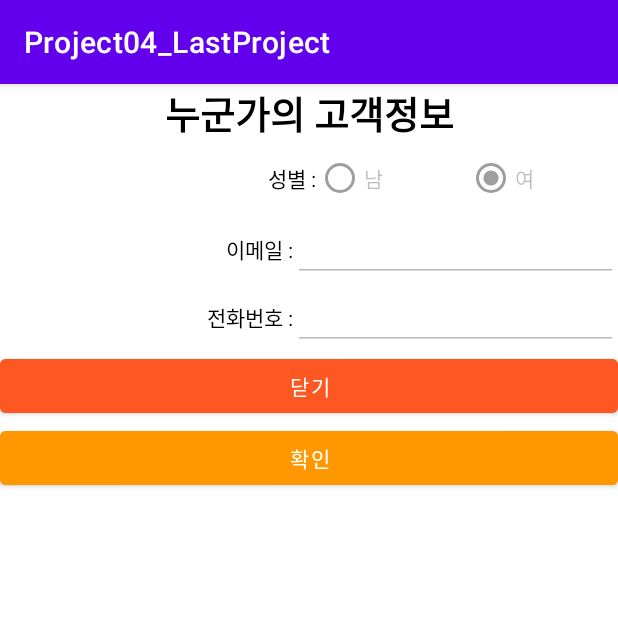
After one commit to sub1nyun/Bteam, an Android app: the CustomerActivity screen opened directly, with no data from a screen before it, on a phone screen of 412 x 824 dp, the top half of it. The commit adds this screen. Run offline under Robolectric (Android 15) with nearby library versions, the phone set to English and light mode, and no system bars; 5 statements that could not run were skipped.

Commit message:
22-02-10 study

```diff
--- /dev/null
+++ b/workspace/Project04_LastProject/app/src/main/java/com/example/project04_lastproject/customer/CustomerActivity.java
@@ -0,0 +1,110 @@
+package com.example.project04_lastproject.customer;
+
+import androidx.appcompat.app.AppCompatActivity;
+
+import android.content.Intent;
+import android.os.Bundle;
+import android.view.View;
+import android.widget.Button;
+import android.widget.CompoundButton;
+import android.widget.EditText;
+import android.widget.RadioButton;
+import android.widget.TextView;
+import android.widget.Toast;
+
+import com.example.project04_lastproject.R;
+import com.example.project04_lastproject.common.AskTask;
+import com.example.project04_lastproject.common.CommonMethod;
+import com.google.gson.Gson;
+
+import java.io.InputStreamReader;
+import java.util.concurrent.ExecutionException;
+
+public class CustomerActivity extends AppCompatActivity {
+
+    TextView tv_info;
+    RadioButton rdo_man, rdo_woman;
+    EditText edt_email, edt_phone;
+    Button btn_close, btn_add;
+    Intent intent;
+    CustomerVO vo;
+    @Override
+    protected void onCreate(Bundle savedInstanceState) {
+        super.onCreate(savedInstanceState);
+        setContentView(R.layout.activity_customer);
+
+        intent = getIntent();
+         vo = (CustomerVO) intent.getSerializableExtra("vo");
+        Toast.makeText(CustomerActivity.this, vo.getName() + ": 이름", Toast.LENGTH_SHORT).show();
+
+        tv_info = findViewById(R.id.tv_info);
+        rdo_man = findViewById(R.id.rdo_man);
+        rdo_woman = findViewById(R.id.rdo_woman);
+        edt_email = findViewById(R.id.edt_email);
+        edt_phone = findViewById(R.id.edt_phone);
+        btn_close = findViewById(R.id.btn_close);
+        btn_add = findViewById(R.id.btn_add);
+        boolean isEnable = intent.getBooleanExtra("enable", false);
+        //찾은 위젯에 정보를 넣어보기 (vo이용해서)
+        // tv_info <= 선택된이름의 고객정보
+
+        tv_info.setText(vo.getName() + "의 정보");
+        //성별은 vo가 알고있음
+        if (vo.getGender().equals("남")) {
+            rdo_man.setChecked(true);
+        } else {
+            rdo_woman.setChecked(true);
+        }
+
+        rdo_man.setEnabled(isEnable);
+        rdo_woman.setEnabled(isEnable);
+        edt_email.setEnabled(isEnable);
+        edt_phone.setEnabled(isEnable);
+
+        rdo_man.setOnCheckedChangeListener(new CompoundButton.OnCheckedChangeListener() {
+            @Override
+            public void onCheckedChanged(CompoundButton buttonView, boolean isChecked) {
+                if (isChecked) {
+                    rdo_woman.setChecked(false);
+                vo.setGender("남");}
+            }
+        });
+        rdo_woman.setOnCheckedChangeListener(new CompoundButton.OnCheckedChangeListener() {
+            @Override
+            public void onCheckedChanged(CompoundButton buttonView, boolean isChecked) {
+                if (isChecked) {
+                    rdo_man.setChecked(false);
+                    vo.setGender("여");
+                }
+            }
+        });
+        edt_email.setText(vo.getEmail() + "");
+        edt_phone.setText(vo.getPhone() + "");
+
+        btn_add.setOnClickListener(new View.OnClickListener() {
+            @Override
+            public void onClick(View v) {
+                //edt에 내용을 정확히 입력했는지 체크(생각)
+                vo.setEmail(edt_email.getText()+"");
+                vo.setPhone(edt_phone.getText()+"");
+                Gson gson = new Gson();
+                Toast.makeText(CustomerActivity.this, gson.toJson(vo), Toast.LENGTH_SHORT).show();
+                //String data = gson.toJson(vo);
+                AskTask task = new AskTask("update.cu");
+                task.addParam("vo", gson.toJson(vo)); //Spring에 갈때 파라메터를 추가해서 가기
+                CommonMethod.exuteGet(task);
+
+            }
+        });
+
+
+
+
+
+    }
+    public void delete(String id) {
+        AskTask task = new AskTask("delete.cu");
+        task.addParam("id", id);
+        CommonMethod.exuteGet(task);
+    }
+}
--- /dev/null
+++ b/workspace/Project04_LastProject/app/src/main/res/layout/activity_customer.xml
@@ -0,0 +1,98 @@
+<?xml version="1.0" encoding="utf-8"?>
+<LinearLayout xmlns:android="http://schemas.android.com/apk/res/android"
+    xmlns:app="http://schemas.android.com/apk/res-auto"
+    xmlns:tools="http://schemas.android.com/tools"
+    android:layout_width="match_parent"
+    android:layout_height="match_parent"
+    tools:context=".customer.CustomerActivity"
+    android:orientation="vertical">
+
+    <TextView
+        android:id="@+id/tv_info"
+        android:layout_width="match_parent"
+        android:layout_height="wrap_content"
+        android:text="누군가의 고객정보"
+        android:textSize="25dp"
+        android:textAlignment="center"
+        android:textColor="#000000"
+        android:textStyle="bold"/>
+
+    <LinearLayout
+        android:layout_width="match_parent"
+        android:layout_height="wrap_content"
+        android:orientation="horizontal">
+
+        <TextView
+            android:layout_width="0dp"
+            android:layout_height="wrap_content"
+            android:text="성별 :"
+            android:layout_weight="2"
+            android:textColor="#000000"
+            android:textAlignment="viewEnd"/>
+        <RadioButton
+            android:layout_width="wrap_content"
+            android:layout_height="wrap_content"
+            android:text="남"
+            android:layout_weight="0.5"
+            android:id="@+id/rdo_man"/>
+        <RadioButton
+            android:layout_width="wrap_content"
+            android:layout_height="wrap_content"
+            android:text="여"
+            android:layout_weight="0.5"
+            android:id="@+id/rdo_woman"/>
+    </LinearLayout>
+    <LinearLayout
+        android:layout_width="match_parent"
+        android:layout_height="wrap_content"
+        android:orientation="horizontal">
+        <TextView
+            android:layout_width="0dp"
+            android:layout_height="wrap_content"
+            android:text="이메일 :"
+            android:layout_weight="1"
+            android:textColor="#000000"
+            android:textAlignment="viewEnd"/>
+        <EditText
+            android:layout_width="wrap_content"
+            android:layout_height="wrap_content"
+            android:text=""
+            android:layout_weight="1"
+            android:id="@+id/edt_email"/>
+    </LinearLayout>
+    <LinearLayout
+        android:layout_width="match_parent"
+        android:layout_height="wrap_content"
+        android:orientation="horizontal">
+        <TextView
+            android:layout_width="0dp"
+            android:layout_height="wrap_content"
+            android:text="전화번호 :"
+            android:layout_weight="1"
+            android:textColor="#000000"
+            android:textAlignment="viewEnd"/>
+        <EditText
+            android:layout_width="wrap_content"
+            android:layout_height="wrap_content"
+            android:layout_weight="1"
+            android:id="@+id/edt_phone"/>
+    </LinearLayout>
+    <Button
+        android:layout_width="match_parent"
+        android:layout_height="wrap_content"
+        android:text="닫기"
+        android:backgroundTint="#FF5722"
+        android:id="@+id/btn_close"/>
+
+    <Button
+        android:layout_width="match_parent"
+        android:layout_height="wrap_content"
+        android:text="확인"
+        android:backgroundTint="#FF9800"
+        android:id="@+id/btn_add"/>
+
+
+
+
+
+</LinearLayout>
```
Also changed, not shown: workspace/Project04_LastProject/app/src/main/AndroidManifest.xml (+6 -3 lines), workspace/Project04_LastProject/app/src/main/java/com/example/project04_lastproject/MainActivity.java (+10 -1 lines), workspace/Project04_LastProject/app/src/main/java/com/example/project04_lastproject/customer/CustomerAdapter.java (+77 -2 lines), workspace/Project04_LastProject/app/src/main/java/com/example/project04_lastproject/customer/CustomerMainFragment.java (+8 -7 lines), workspace/Project04_LastProject/app/src/main/java/com/example/project04_lastproject/customer/CustomerVO.java (+7 -1 lines), workspace/Project04_LastProject/app/src/main/java/com/example/project04_lastproject/employees/EmployeeFragment.java (added, +23 -0 lines), workspace/Project04_LastProject/app/src/main/res/layout/fragment_employee.xml (added, +39 -0 lines).
